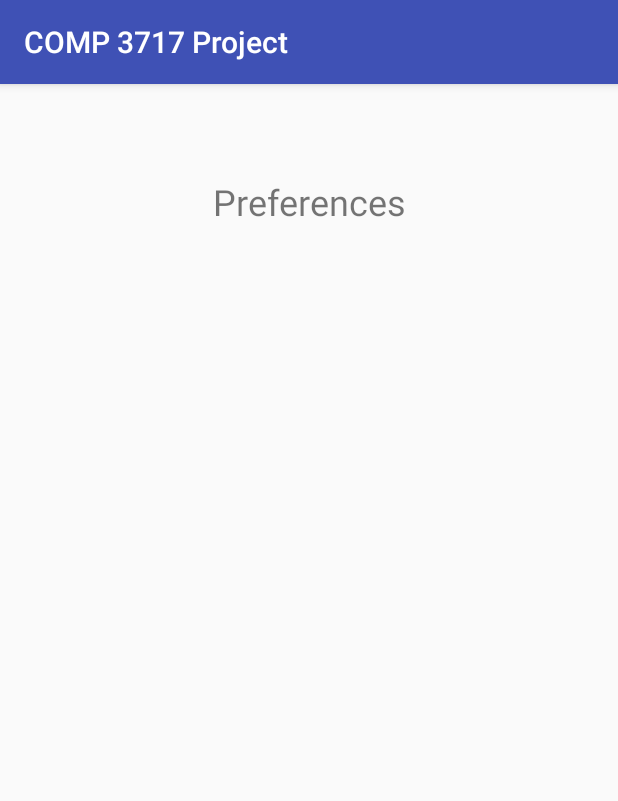
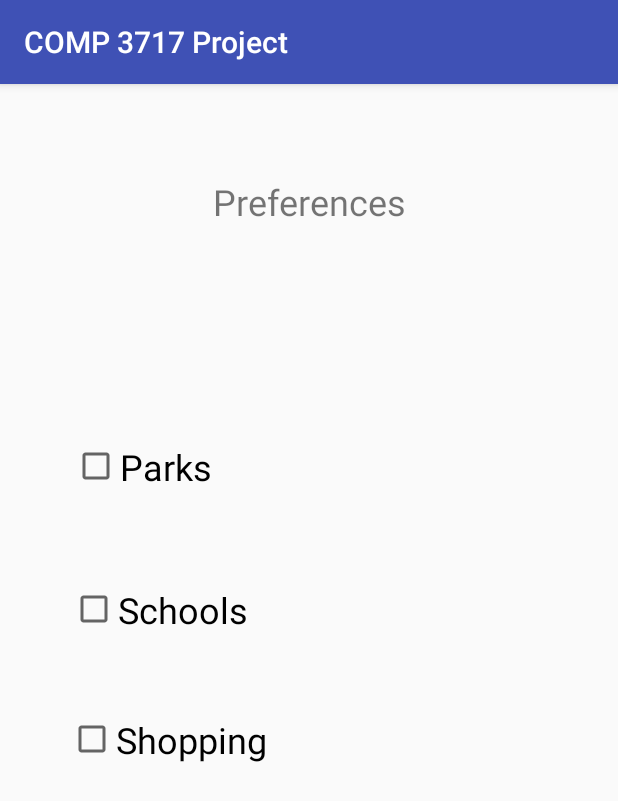
Before and after one commit to MMichael9/COMP3717Project, an Android app: the PreferencesActivity screen opened directly, with no data from a screen before it, on a phone screen of 412 x 824 dp. Shown: the top 801 px of the screen. Run offline under Robolectric (Android 15) with nearby library versions, the phone set to English and light mode, and no system bars.

Commit message:
Added Map + centre to New West

```diff
--- a/app/src/main/java/ca/bcit/comp3717project/MapsTestActivity.java
+++ b/app/src/main/java/ca/bcit/comp3717project/MapsTestActivity.java
@@ -9,7 +9,9 @@ import com.google.android.gms.maps.CameraUpdateFactory;
 import com.google.android.gms.maps.GoogleMap;
 import com.google.android.gms.maps.OnMapReadyCallback;
 import com.google.android.gms.maps.SupportMapFragment;
+import com.google.android.gms.maps.model.CameraPosition;
 import com.google.android.gms.maps.model.LatLng;
+import com.google.android.gms.maps.model.LatLngBounds;
 import com.google.android.gms.maps.model.MarkerOptions;
 
 public class MapsTestActivity extends FragmentActivity implements OnMapReadyCallback {
@@ -41,9 +43,13 @@ public class MapsTestActivity extends FragmentActivity implements OnMapReadyCall
         mMap = googleMap;
 
         // Add a marker in Sydney and move the camera
-        LatLng sydney = new LatLng(-34, 151);
-        mMap.addMarker(new MarkerOptions().position(sydney).title("Marker in Sydney"));
-        mMap.moveCamera(CameraUpdateFactory.newLatLng(sydney));
+        LatLng newWest = new LatLng(49.2057, -122.9110);
+        mMap.addMarker(new MarkerOptions().position(newWest).title("Marker"));
+
+        mMap.moveCamera(CameraUpdateFactory.newLatLng(newWest));
+        mMap.moveCamera(CameraUpdateFactory.newCameraPosition(new CameraPosition(new LatLng(49.2057,-122.9110), 13,13,0)));
+
+
     }
 
     public void toPreferences(final View view) {
--- a/app/src/main/res/layout/activity_maps_test.xml
+++ b/app/src/main/res/layout/activity_maps_test.xml
@@ -3,6 +3,12 @@
     android:layout_width="match_parent"
     android:layout_height="match_parent"
     android:orientation="vertical">
+
+    <RelativeLayout
+        android:layout_width="wrap_content"
+        android:layout_height="match_parent"
+        android:layout_alignParentStart="true"
+        android:layout_below="@+id/button2">
 
         <fragment xmlns:android="http://schemas.android.com/apk/res/android"
             xmlns:map="http://schemas.android.com/apk/res-auto"
@@ -11,7 +17,14 @@
             android:name="com.google.android.gms.maps.SupportMapFragment"
             android:layout_width="match_parent"
             android:layout_height="match_parent"
+            android:layout_alignParentBottom="true"
+            android:layout_alignParentStart="true"
+            android:layout_marginBottom="69dp"
             tools:context="ca.bcit.comp3717project.MapsTestActivity" />
+
+    </RelativeLayout>
+
+
 
 
     <Button
--- a/app/src/main/res/layout/preferences.xml
+++ b/app/src/main/res/layout/preferences.xml
@@ -24,4 +24,55 @@
         app:layout_constraintTop_toTopOf="parent"
         app:layout_constraintVertical_bias="0.066" />
 
+    <CheckBox
+        android:id="@+id/checkBox"
+        android:layout_width="wrap_content"
+        android:layout_height="wrap_content"
+        android:layout_marginBottom="8dp"
+        android:layout_marginEnd="8dp"
+        android:layout_marginStart="8dp"
+        android:layout_marginTop="8dp"
+        android:text="Parks"
+        android:textSize="24sp"
+        app:layout_constraintBottom_toBottomOf="parent"
+        app:layout_constraintEnd_toEndOf="parent"
+        app:layout_constraintHorizontal_bias="0.132"
+        app:layout_constraintStart_toStartOf="parent"
+        app:layout_constraintTop_toTopOf="parent"
+        app:layout_constraintVertical_bias="0.321" />
+
+    <CheckBox
+        android:id="@+id/checkBox2"
+        android:layout_width="wrap_content"
+        android:layout_height="wrap_content"
+        android:layout_marginBottom="8dp"
+        android:layout_marginEnd="8dp"
+        android:layout_marginStart="8dp"
+        android:layout_marginTop="8dp"
+        android:text="Schools"
+        android:textSize="24sp"
+        app:layout_constraintBottom_toBottomOf="parent"
+        app:layout_constraintEnd_toEndOf="parent"
+        app:layout_constraintHorizontal_bias="0.139"
+        app:layout_constraintStart_toStartOf="parent"
+        app:layout_constraintTop_toTopOf="parent"
+        app:layout_constraintVertical_bias="0.453" />
+
+    <CheckBox
+        android:id="@+id/checkBox3"
+        android:layout_width="wrap_content"
+        android:layout_height="wrap_content"
+        android:layout_marginBottom="8dp"
+        android:layout_marginEnd="8dp"
+        android:layout_marginStart="8dp"
+        android:layout_marginTop="8dp"
+        android:text="Shopping"
+        android:textSize="24sp"
+        app:layout_constraintBottom_toBottomOf="parent"
+        app:layout_constraintEnd_toEndOf="parent"
+        app:layout_constraintHorizontal_bias="0.143"
+        app:layout_constraintStart_toStartOf="parent"
+        app:layout_constraintTop_toTopOf="parent"
+        app:layout_constraintVertical_bias="0.574" />
+
 </android.support.constraint.ConstraintLayout>
```
Lines whose indentation alone changed are shown as unchanged.
